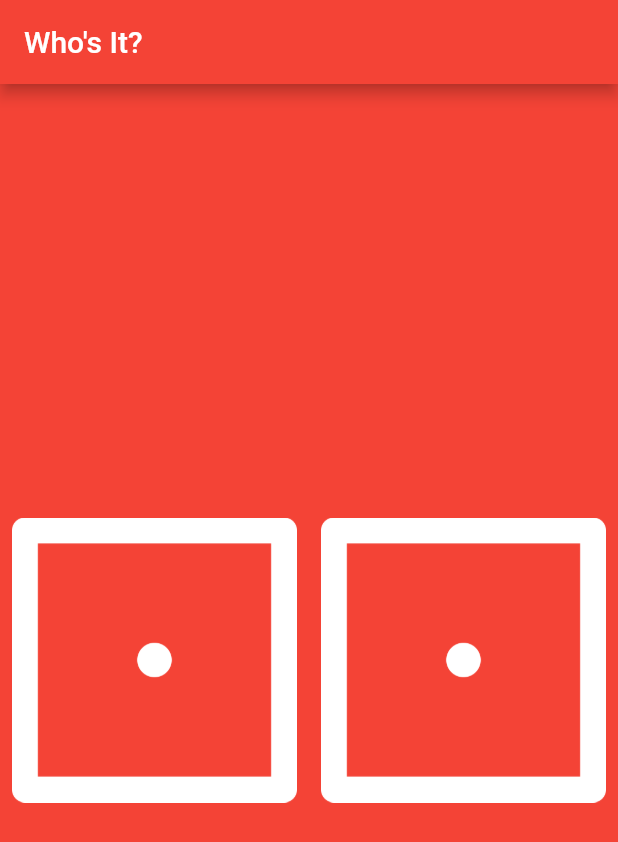
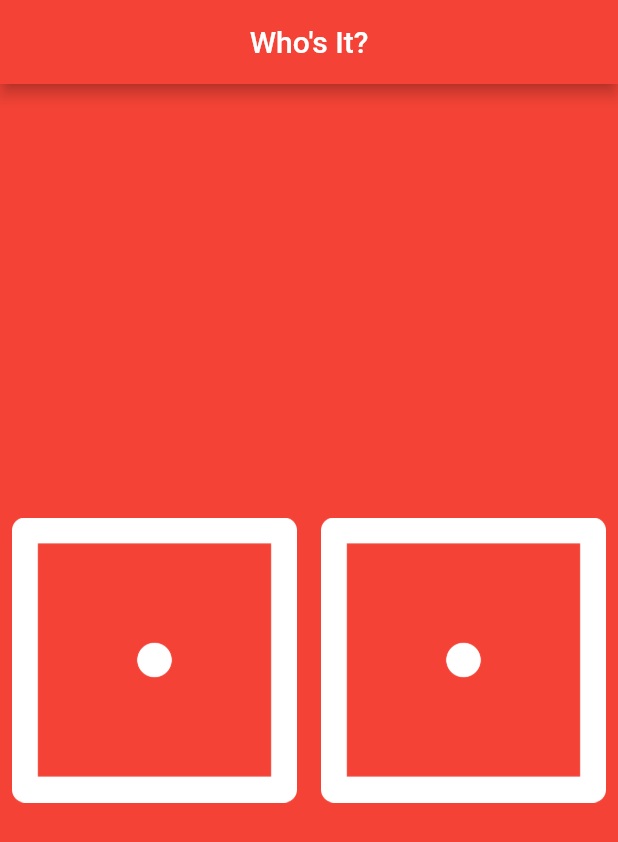
Before and after one commit to Aybak3k/dicee, a Flutter app: the screen it shows after launch, on a phone screen of 412 x 824 dp. Shown: the top 842 px of the screen. Run offline on Flutter 3.47's test engine with Material 2 defaults, Android fonts, the phone set to English and light mode, and no system bars.

Commit message:
center appBar

```diff
--- a/lib/main.dart
+++ b/lib/main.dart
@@ -43,7 +43,9 @@ class _MyAppState extends State<MyApp> {
       home: Scaffold(
         backgroundColor: mainColor,
         appBar: AppBar(
-          title: const Text("Who's It?"),
+          title: const Center(
+            child: Text("Who's It?"),
+          ),
           backgroundColor: mainColor,
         ),
         body: Center(
```
